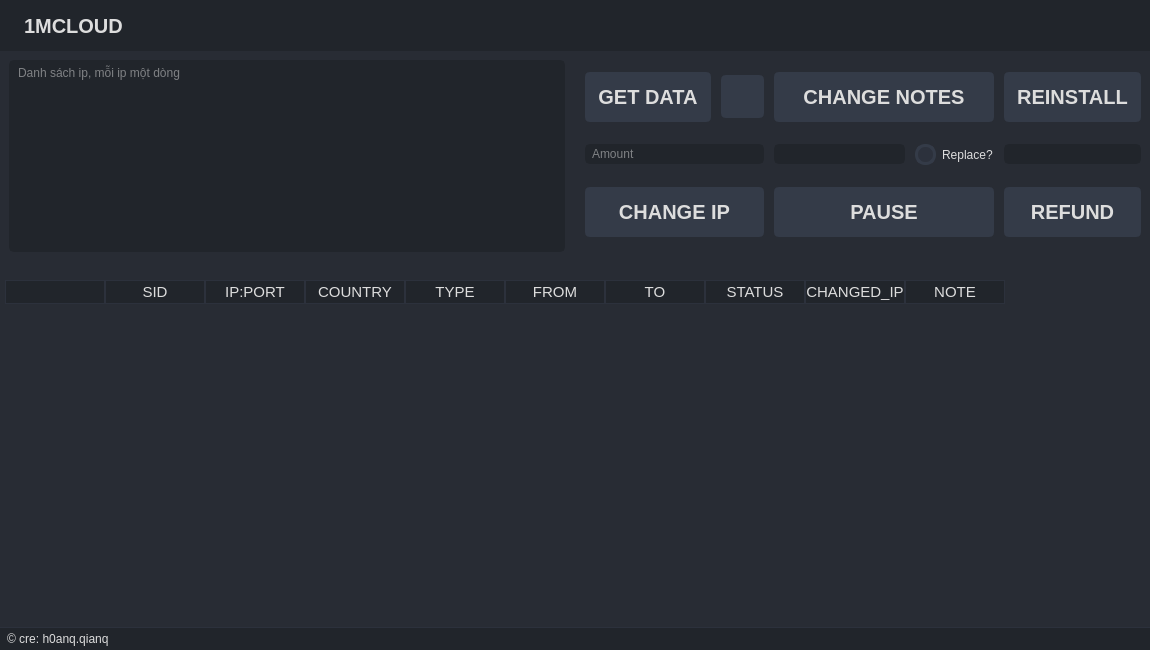
This is gui/table.ui in Hq1anq/1mcloud_manager as Qt 5 draws it before an edit. The edited form follows.
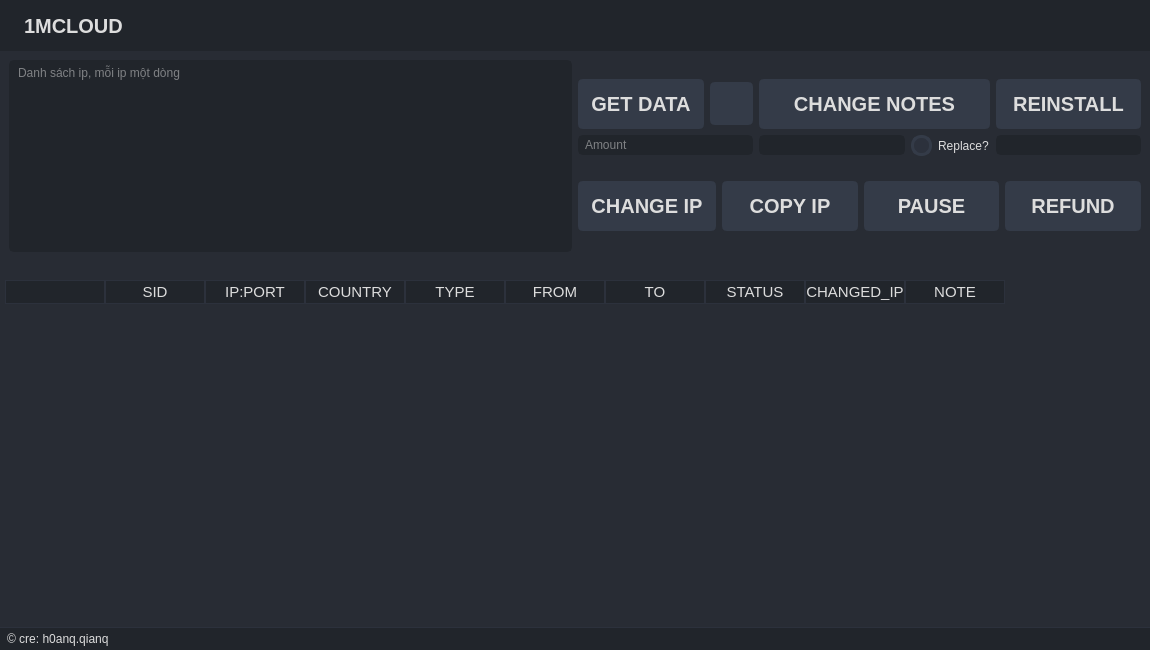
This is the edited form. Icons and pictures are not drawn.

Commit message: add feature copy IP

Diff of the .ui file:
```diff
--- a/gui/table.ui
+++ b/gui/table.ui
@@ -280,12 +280,6 @@
     </item>
     <item row="4" column="0" colspan="2">
      <widget class="QFrame" name="frame">
-      <property name="sizePolicy">
-       <sizepolicy hsizetype="Preferred" vsizetype="Expanding">
-        <horstretch>0</horstretch>
-        <verstretch>0</verstretch>
-       </sizepolicy>
-      </property>
       <property name="styleSheet">
        <string notr="true">QPushButton {
 	font: 20px;
@@ -318,10 +312,7 @@
       <property name="frameShadow">
        <enum>QFrame::Shadow::Raised</enum>
       </property>
-      <layout class="QHBoxLayout" name="horizontalLayout_2">
-       <property name="spacing">
-        <number>20</number>
-       </property>
+      <layout class="QHBoxLayout" name="horizontalLayout_3">
        <item>
         <widget class="QPlainTextEdit" name="txtIP">
          <property name="placeholderText">
@@ -330,10 +321,9 @@
         </widget>
        </item>
        <item>
+        <layout class="QVBoxLayout" name="verticalLayout">
+         <item>
         <layout class="QGridLayout" name="gridLayout_2">
-         <property name="spacing">
-          <number>10</number>
-         </property>
          <item row="0" column="0">
           <widget class="QPushButton" name="getData">
            <property name="text">
@@ -395,26 +385,39 @@
          <item row="1" column="4">
           <widget class="QLineEdit" name="txtReinstall"/>
          </item>
-         <item row="2" column="2" colspan="2">
+          </layout>
+         </item>
+         <item>
+          <layout class="QHBoxLayout" name="horizontalLayout_2">
+           <item>
+            <widget class="QPushButton" name="changeIP">
+             <property name="text">
+              <string>CHANGE IP</string>
+             </property>
+            </widget>
+           </item>
+           <item>
+            <widget class="QPushButton" name="copyIP">
+             <property name="text">
+              <string>COPY IP</string>
+             </property>
+            </widget>
+           </item>
+           <item>
           <widget class="QPushButton" name="pause">
            <property name="text">
             <string>PAUSE</string>
            </property>
           </widget>
          </item>
-         <item row="2" column="4">
+           <item>
           <widget class="QPushButton" name="refund">
            <property name="text">
             <string>REFUND</string>
            </property>
           </widget>
          </item>
-         <item row="2" column="0" colspan="2">
-          <widget class="QPushButton" name="changeIP">
-           <property name="text">
-            <string>CHANGE IP</string>
-           </property>
-          </widget>
+          </layout>
          </item>
         </layout>
        </item>
```
Lines whose indentation alone changed are shown as unchanged. The commit also changes 4 other files.
